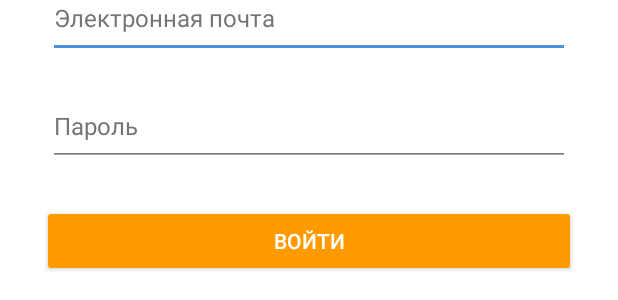
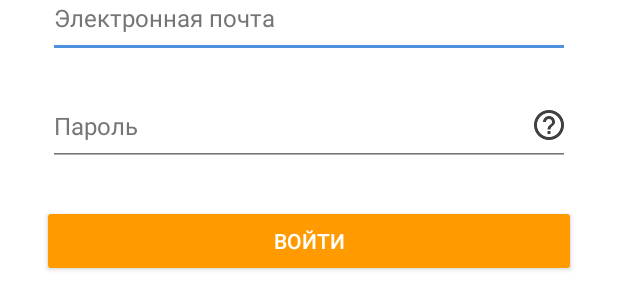
Before and after one commit to Rasalexman/authapptest, an Android app: the layout controller_auth.xml on its own in the app's theme, with its tools: preview values and no code run, on a phone screen of 412 x 824 dp. Shown: the part 146-446 px from the top of the screen. Run offline under Robolectric (Android 15) with nearby library versions, the phone set to English and light mode, and no system bars.

Commit message:
fixes
photos and image on edit text

```diff
--- a/app/src/main/java/com/mincor/apptest/controllers/AuthController.java
+++ b/app/src/main/java/com/mincor/apptest/controllers/AuthController.java
@@ -121,6 +121,7 @@ public class AuthController extends BaseActionBarController {
     private void showSnackBack(String info){
         Snackbar snack = Snackbar.make(this.getView(), info, Snackbar.LENGTH_LONG);
         View view = snack.getView();
+        view.setPadding(4,0,4,0);
         TextView tv = (TextView) view.findViewById(android.support.design.R.id.snackbar_text);
         tv.setTextColor(Color.WHITE);
         snack.show();
--- a/app/src/main/res/layout/controller_auth.xml
+++ b/app/src/main/res/layout/controller_auth.xml
@@ -67,4 +67,32 @@
         android:layout_marginTop="32dp"
         app:layout_constraintTop_toBottomOf="@+id/passwordTF" />
 
+    <ImageView
+        android:id="@+id/imageView"
+        android:layout_width="24dp"
+        android:layout_height="24dp"
+        app:srcCompat="@drawable/ic_password"
+        app:layout_constraintBottom_toBottomOf="@+id/passwordTF"
+        android:layout_marginBottom="8dp"
+        app:layout_constraintTop_toTopOf="@+id/passwordTF"
+        android:layout_marginTop="0dp"
+        android:layout_marginRight="2dp"
+        app:layout_constraintRight_toRightOf="@+id/passwordTF"
+        app:layout_constraintVertical_bias="0.538"
+        tools:ignore="ContentDescription,RtlHardcoded" />
+
+    <android.support.constraint.Guideline
+        android:layout_width="wrap_content"
+        android:layout_height="wrap_content"
+        android:id="@+id/guideline"
+        app:layout_constraintGuide_begin="352dp"
+        android:orientation="vertical" />
+
+    <android.support.constraint.Guideline
+        android:layout_width="wrap_content"
+        android:layout_height="wrap_content"
+        android:id="@+id/guideline2"
+        app:layout_constraintGuide_begin="188dp"
+        android:orientation="horizontal" />
+
 </android.support.constraint.ConstraintLayout>
```
Also changed, not shown: app/src/main/res/drawable/ic_password.png (added), 3 other files.
